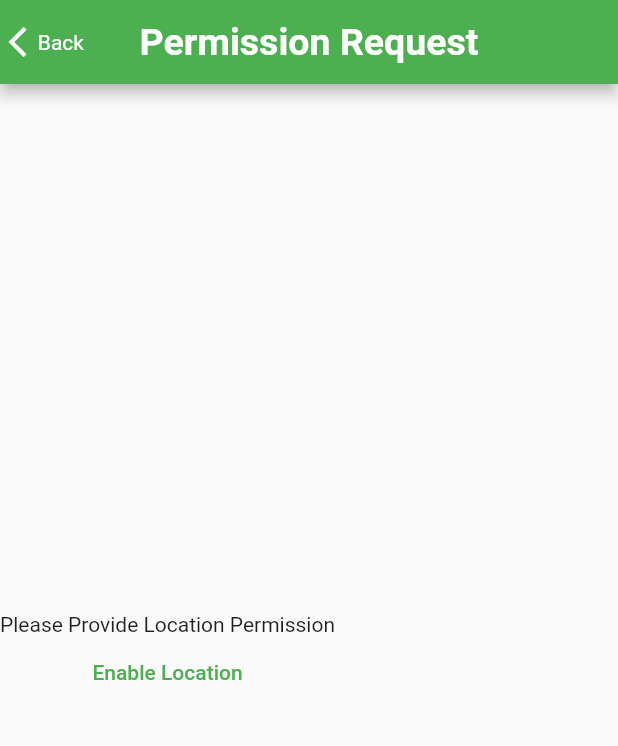
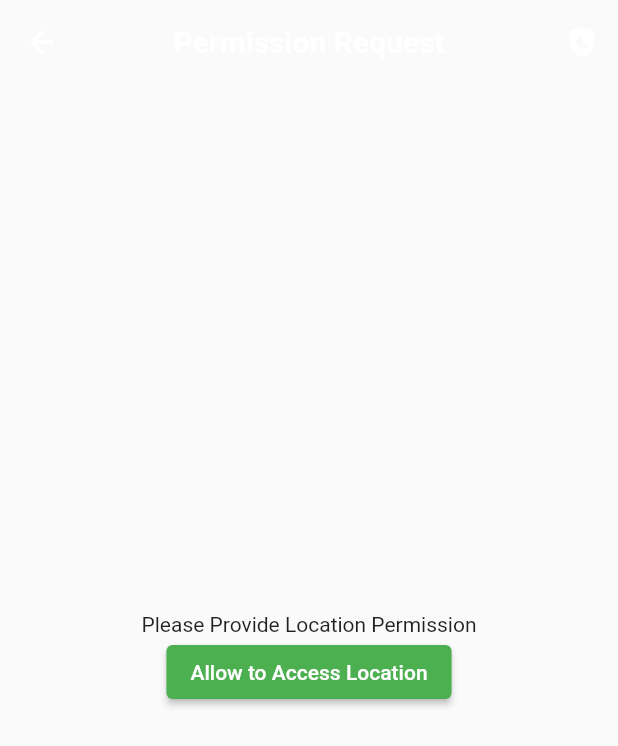
Before and after one commit to VijayBalaji6/weather_buddy, a Flutter app: the PermissionRequestPage screen opened directly, on a phone screen of 412 x 824 dp. Shown: the top 746 px of the screen. Run offline on Flutter 3.47's test engine with Material 2 defaults, Android fonts, the phone set to English and light mode, and no system bars; our stand-ins replace geolocator, get.

Commit message:
update 05 12 2022

```diff
--- a/lib/main.dart
+++ b/lib/main.dart
@@ -1,19 +1,15 @@
 import 'package:flutter/material.dart';
 import 'package:get/get.dart';
-import 'package:weather_buddy/Models/weather_data_model.dart';
 import 'package:weather_buddy/controller/location_controller.dart';
 import 'package:weather_buddy/views/splash_screen.dart';
 
-import 'views/home_page.dart';
-
 void main() {
-  runApp( MyApp());
+  WidgetsFlutterBinding.ensureInitialized();
+  runApp(MyApp());
 }
 
 class MyApp extends StatelessWidget {
    MyApp({super.key});
-
-  final String title = 'Weather Buddy';
 
   LocationController locationController = Get.put(LocationController());
 
--- a/lib/utils/custom_appbar.dart
+++ b/lib/utils/custom_appbar.dart
@@ -1,20 +1,37 @@
 import 'package:flutter/material.dart';
+import 'package:weather_buddy/utils/utils.dart';
 
-AppBar myAppBar({required String title, bool isHome = false}) {
+AppBar myAppBar(
+    {required String title, bool isHome = false, bool needLeading = false}) {
   return AppBar(
     title: Text(
       title,
       style: const TextStyle(
-          color: Colors.white, fontWeight: FontWeight.bold, fontSize: 25),
+          color: Colors.white, fontWeight: FontWeight.bold, fontSize: 20),
     ),
     centerTitle: true,
-    leading: GestureDetector(
+    elevation: 0,
+    backgroundColor: Colors.transparent,
+    leading: needLeading
+        ? GestureDetector(
             onTap: () {},
             child: Row(
               mainAxisAlignment: MainAxisAlignment.spaceBetween,
               crossAxisAlignment: CrossAxisAlignment.center,
-        children: const [Icon(Icons.arrow_back_ios_outlined),Text("Back"), ],
+              children: const [
+                Icon(
+                  Icons.arrow_back_ios_outlined,
+                  size: 15,
                 ),
+                Text("Back"),
+              ],
             ),
+          )
+        : null,
+    actions: [
+      IconButton(onPressed: () {
+        CommonUtils.getChangeTheme();
+      }, icon: const Icon(Icons.shield_moon))
+    ],
   );
 }
--- a/lib/utils/utils.dart
+++ b/lib/utils/utils.dart
@@ -12,4 +12,10 @@ class CommonUtils {
       backgroundColor: Colors.black
       );
   }
+
+  static getChangeTheme(){
+    Get.changeTheme(
+      Get.isDarkMode ? ThemeData.light() : ThemeData.dark(),
+    );
+  }
 }
--- a/lib/views/permission_request_page.dart
+++ b/lib/views/permission_request_page.dart
@@ -1,8 +1,8 @@
 import 'package:flutter/material.dart';
-import 'package:geolocator/geolocator.dart';
 import 'package:get/get.dart';
 import 'package:weather_buddy/controller/location_controller.dart';
 import 'package:weather_buddy/utils/custom_appbar.dart';
+import 'package:weather_buddy/views/home_page.dart';
 
 class PermissionRequestPage extends StatelessWidget {
   const PermissionRequestPage({Key? key}) : super(key: key);
@@ -10,23 +10,31 @@ class PermissionRequestPage extends StatelessWidget {
   @override
   Widget build(BuildContext context) {
     return GetBuilder<LocationController>(
-      builder: (locationController){
+      builder: (locationController) {
         return Scaffold(
           appBar: myAppBar(title: 'Permission Request'),
-          body:Column(
+          body: Center(
+            child: Column(
               mainAxisAlignment: MainAxisAlignment.center,
               crossAxisAlignment: CrossAxisAlignment.center,
               children: [
-                const Text(
-                    "Please Provide Location Permission"
-                ),
-                TextButton(
-                    onPressed: ()async {
-                      print("123");
-                      await locationController.checkLocationPermission();
-                    }, child: const Text("Enable Location"))
+                Text(locationController.hasLocationPermission
+                    ? "Please Provide Location Permission"
+                    : "Please Accursed Return Home"),
+                locationController.hasLocationPermission
+                    ? ElevatedButton(
+                        onPressed: () async {
+                          locationController.checkLocationPermission();
+                        },
+                        child: const Text("Allow to Access Location"))
+                    : ElevatedButton(
+                        onPressed: () async {
+                          Get.offAll(const HomePage());
+                        },
+                        child: const Text("Return Home"))
               ],
             ),
+          ),
         );
       },
     );
--- a/lib/views/splash_screen.dart
+++ b/lib/views/splash_screen.dart
@@ -11,9 +11,9 @@ class SplashScreen extends StatelessWidget {
 
   @override
   Widget build(BuildContext context) {
-    Future.delayed(const Duration(seconds: 5),(()async{
+    Future.delayed(const Duration(seconds: 3),(()async{
       if(_locationController.hasLocationPermission==true){
-        Navigator.pushReplacement(context, MaterialPageRoute(builder: (context)=>HomePage()));
+        Navigator.pushReplacement(context, MaterialPageRoute(builder: (context)=>const HomePage()));
       }
       else{
         Navigator.pushReplacement(context, MaterialPageRoute(builder: (context)=>const PermissionRequestPage()));
```
Also changed, not shown: lib/Services/weather_api_services.dart (+5 -2 lines), lib/constants/api_keys.dart (+5 -7 lines), lib/constants/theming.dart (added, +8 -0 lines), lib/controller/location_controller.dart (+25 -21 lines), lib/controller/weather_controller.dart (+6 -5 lines), lib/views/home_page.dart (+116 -7 lines), 1 other file. Lines whose indentation alone changed are shown as unchanged.
